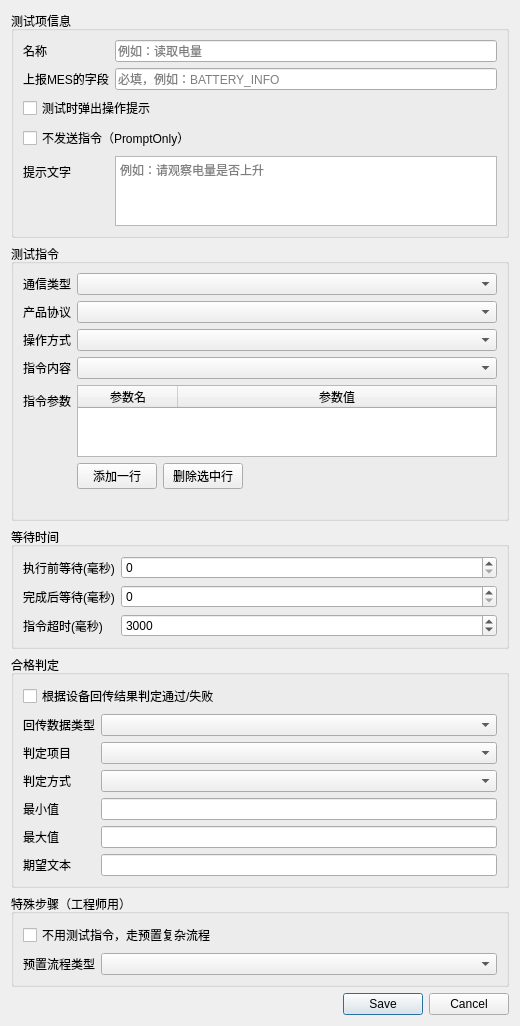
Old version of the form platform/settings/widgets/test_case_edit_dialog.ui in the repository yuhuang163/test.
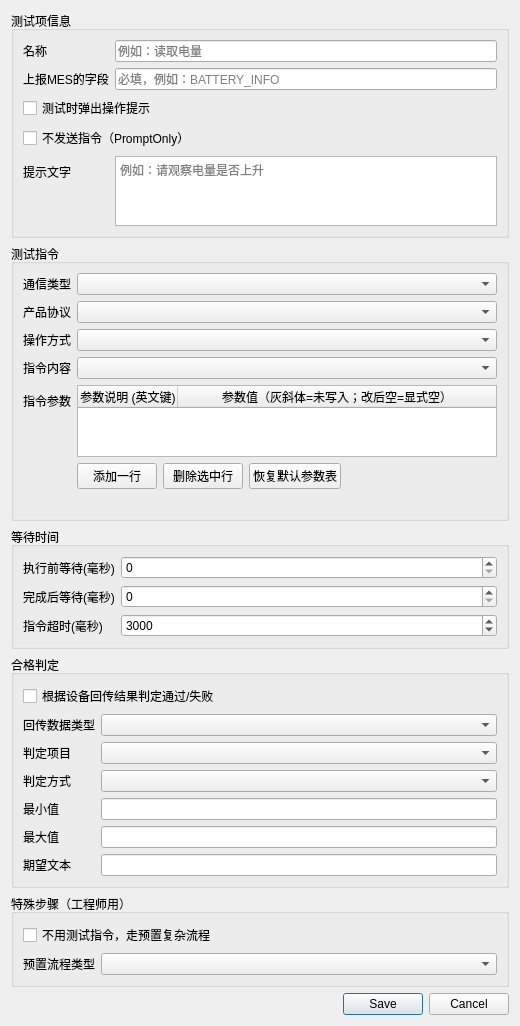
New version of the form. The open tabs and pages were chosen to show the change.

Commit message: 工站步骤   可配置参数全显示，新增恢复默认配置功能

Patch:
```diff
--- a/platform/settings/widgets/test_case_edit_dialog.ui
+++ b/platform/settings/widgets/test_case_edit_dialog.ui
@@ -219,12 +219,12 @@
             </attribute>
             <column>
              <property name="text">
-              <string>参数名</string>
+              <string>参数说明 (英文键)</string>
              </property>
             </column>
             <column>
              <property name="text">
-              <string>参数值</string>
+              <string>参数值（灰斜体=未写入；改后空=显式空）</string>
              </property>
             </column>
            </widget>
@@ -245,6 +245,13 @@
               </property>
              </widget>
             </item>
+            <item>
+             <widget class="QPushButton" name="pushButton_restoreParamDefaults">
+              <property name="text">
+               <string>恢复默认参数表</string>
+              </property>
+             </widget>
+            </item>
             <item>
              <spacer name="horizontalSpacer_paramRows">
               <property name="orientation">
```
The commit also changes 7 other files.
